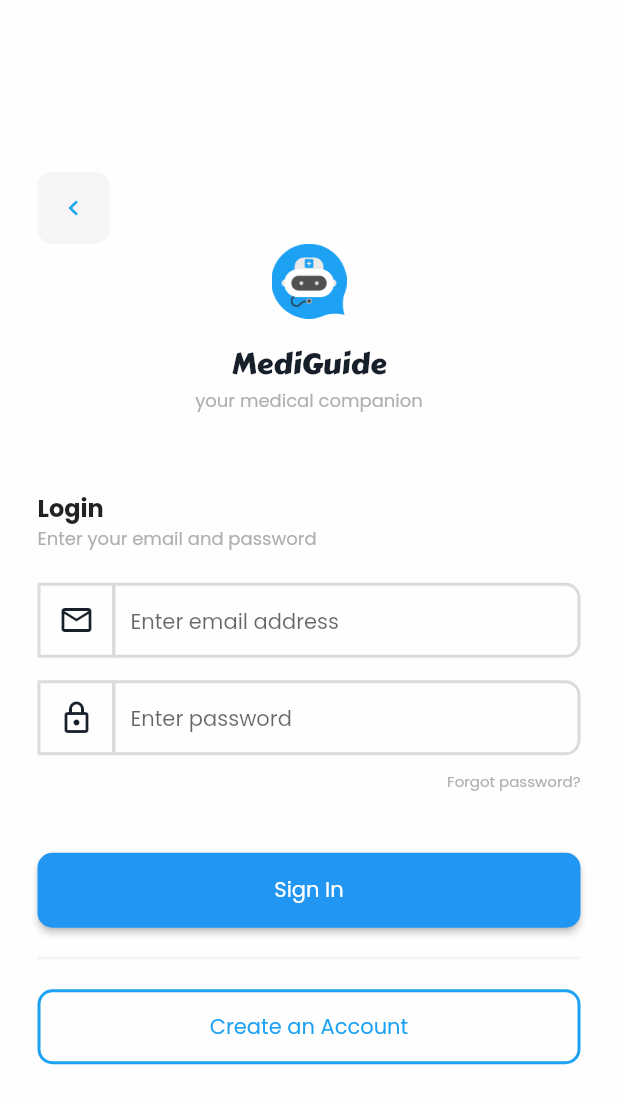
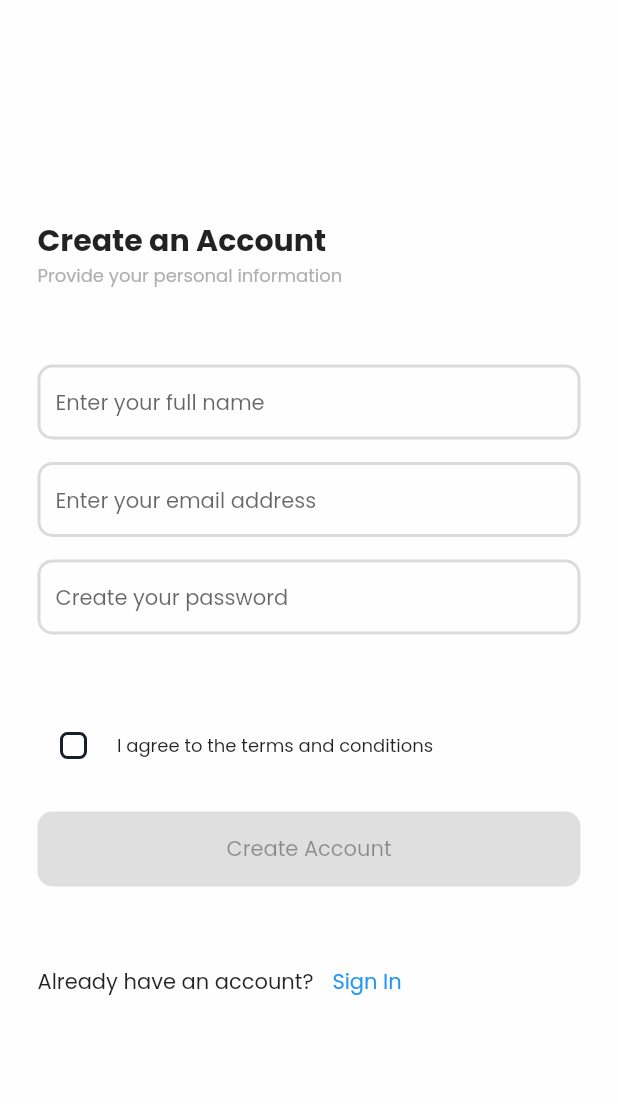
Before and after one commit to CSjianbel/MediGuide, a Flutter app: the SignInScreen widget shown alone on an empty page, opened directly, after a tap on "Create an Account", on a phone screen of 412 x 824 dp. Shown: the top 1104 px of the screen. Run offline on Flutter 3.47's test engine with Material 2 defaults, Android fonts, the phone set to English and light mode, and no system bars; our stand-ins replace shared_preferences; accounts and stored records are empty.

Commit message:
feat: added sign up screen

```diff
--- a/mediguide/lib/presentation/screens/sign_in_screen.dart
+++ b/mediguide/lib/presentation/screens/sign_in_screen.dart
@@ -1,4 +1,5 @@
 import 'package:flutter/material.dart';
+import 'package:mediguide/presentation/screens/sign_up_screen.dart';
 import 'package:mediguide/utils/theme_constants.dart';
 import '../../utils/theme_utils.dart';
 
@@ -137,7 +138,11 @@ class SignInScreen extends StatelessWidget {
                       ),
                     ),
                     onPressed: () {
-                      // Sign In process here
+                      Navigator.of(context).push(
+                        MaterialPageRoute(
+                          builder: (context) => SignUpScreen(),
+                        ),
+                      );
                     },
                     child: const Text("Create an Account", style: TextStyle(fontFamily: 'Poppins', fontSize: 14, color: accentColor)),
                   ),
--- /dev/null
+++ b/mediguide/lib/presentation/screens/sign_up_screen.dart
@@ -0,0 +1,156 @@
+import 'package:flutter/material.dart';
+import '../../utils/theme_utils.dart';
+
+class SignUpScreen extends StatefulWidget {
+  const SignUpScreen({Key? key}) : super(key: key);
+
+  @override
+  SignUpScreenState createState() => SignUpScreenState();
+}
+
+class SignUpScreenState extends State<SignUpScreen> {
+  bool agreeToTerms = false;
+
+  @override
+  Widget build(BuildContext context) {
+    final ThemeData currentTheme = ThemeUtils.getTheme(context);
+
+    return Material(
+      color: currentTheme.appBarTheme.backgroundColor,
+      child: Center (
+        child: Container (
+          constraints: const BoxConstraints(
+            minWidth: 280.0,
+            maxWidth: 500.0,
+          ),
+          padding: const EdgeInsets.all(25.0),
+          child: Column (
+            mainAxisAlignment: MainAxisAlignment.center,
+            children: [
+              const SizedBox(
+                width: double.infinity,
+                child: Column(
+                  crossAxisAlignment: CrossAxisAlignment.start,
+                  children: [
+                    Text("Create an Account", style: TextStyle(fontFamily: 'Poppins', fontSize: 20, fontWeight: FontWeight.bold)),
+                    Text("Provide your personal information", style: TextStyle(fontFamily: 'Poppins', fontSize: 12, color: Color(0xFFAFAFAF)))
+                  ],
+                ),
+              ),
+              const SizedBox(height: 50),
+              const Column(
+                crossAxisAlignment: CrossAxisAlignment.end,
+                children: [
+                  CustomInputField(hint: "Enter your full name", isPassword: false),
+                  SizedBox(height: 15),
+                  CustomInputField(hint: "Enter your email address", isPassword: false),
+                  SizedBox(height: 15),
+                  CustomInputField(hint: "Create your password", isPassword: true),
+                ],
+              ),
+              const SizedBox(height: 50),
+              Row(
+                children: [
+                  Theme(
+                    data: ThemeData(
+                      checkboxTheme: CheckboxThemeData(
+                        shape: RoundedRectangleBorder(
+                          borderRadius: BorderRadius.circular(5.0),
+                        ),
+                        side: BorderSide(
+                          color: ThemeUtils.getForeground(currentTheme),
+                          width: 2.0,
+                        ),
+                      ),
+                    ),
+                    child: Checkbox(
+                      value: agreeToTerms,
+                      onChanged: (bool? newValue) {
+                        setState(() {
+                          agreeToTerms = newValue ?? false;
+                        });
+                      },
+                    ),
+                  ),
+                  const SizedBox(width: 5),
+                  const Text("I agree to the terms and conditions", style: TextStyle(fontFamily: 'Poppins', fontSize: 12), maxLines: 2),
+                ],
+              ),
+              const SizedBox(height: 20),
+              Column(
+                children: [
+                  SizedBox(
+                    width: double.infinity,
+                    height: 50,
+                    child: ElevatedButton (
+                      style: ElevatedButton.styleFrom(
+                        shape: RoundedRectangleBorder(
+                          borderRadius: BorderRadius.circular(
+                              10),
+                        ),
+                      ),
+                      onPressed: agreeToTerms ? () {
+                        // Handle sign up process here
+                      } : null,
+                      child: const Text("Create Account", style: TextStyle(fontFamily: 'Poppins', fontSize: 14)),
+                    ),
+                  )
+                ],
+              ),
+              const SizedBox(height: 40),
+              Row(
+                children: [
+                  const Text("Already have an account? ", style: TextStyle(fontFamily: 'Poppins')),
+                  TextButton(
+                      onPressed: () {
+                        Navigator.pop(context);
+                      },
+                      child: const Text("Sign In", style: TextStyle(fontFamily: 'Poppins'))
+                  )
+                ],
+              )
+            ],
+          ),
+        ),
+      ),
+    );
+  }
+}
+
+
+class CustomInputField extends StatelessWidget {
+  final String hint;
+  final bool isPassword;
+
+  const CustomInputField({
+    super.key,
+    required this.hint,
+    required this.isPassword,
+  });
+
+  @override
+  Widget build(BuildContext context) {
+    final ThemeData currentTheme = ThemeUtils.getTheme(context);
+
+    return Container(
+      width: double.infinity,
+      height: 50,
+      decoration: BoxDecoration (
+        borderRadius: BorderRadius.circular(10.0),
+        border: Border.all(width: 2, color: ThemeUtils.getBorderColor(currentTheme))
+      ),
+      child: TextFormField (
+        obscureText: isPassword,
+        decoration: InputDecoration(
+          contentPadding: const EdgeInsets.symmetric(horizontal: 10),
+          border: InputBorder.none,
+          hintText: hint,
+          hintStyle: const TextStyle(
+            fontFamily: 'Poppins',
+            fontSize: 14,
+          ),
+        ),
+      ),
+    );
+  }
+}
```
